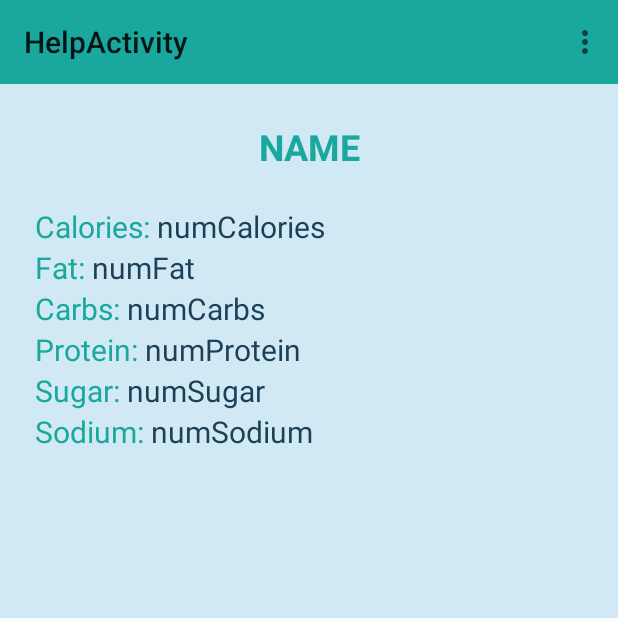
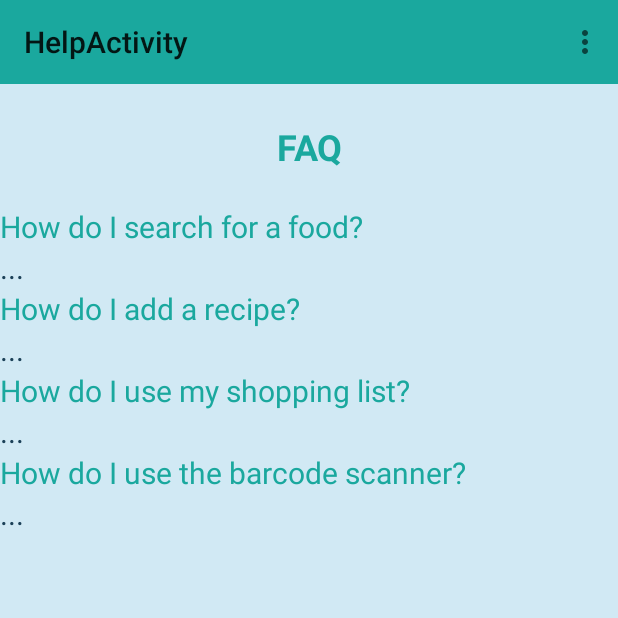
Before and after one commit to codegamc/NutrientBuddy, an Android app: the HelpActivity screen opened directly, with no data from a screen before it, on a phone screen of 412 x 824 dp, the top half of it. Run offline under Robolectric (Android 15) with nearby library versions, the phone set to English and light mode, and no system bars.

Commit message:
Added UI components to Help Activity

```diff
--- a/app/src/main/res/layout/activity_help.xml
+++ b/app/src/main/res/layout/activity_help.xml
@@ -23,13 +23,13 @@
         android:orientation="vertical">
 
         <TextView
-            android:id="@+id/food_name"
+            android:id="@+id/title"
             android:layout_width="wrap_content"
             android:layout_height="wrap_content"
             android:layout_alignParentTop="true"
             android:layout_centerHorizontal="true"
             android:layout_marginTop="26dp"
-            android:text="NAME"
+            android:text="FAQ"
             android:textAlignment="center"
             android:textColor="#1aa89e"
             android:textSize="24sp"
@@ -39,127 +39,76 @@
             android:layout_width="wrap_content"
             android:layout_height="wrap_content"
             android:layout_alignParentStart="true"
-            android:layout_below="@+id/food_name"
-            android:layout_marginStart="23dp"
+            android:layout_below="@+id/title"
+
             android:layout_marginTop="23dp"
-            android:text="Calories: "
+            android:text="How do I search for a food?"
             android:textSize="20sp"
             android:textColor="#1aa89e"
-            android:id="@+id/calories" />
+            android:id="@+id/search_question" />
 
         <TextView
-            android:id="@+id/numCalories"
+            android:id="@+id/search_answer"
             android:layout_width="wrap_content"
             android:layout_height="wrap_content"
-            android:layout_alignTop="@+id/calories"
-            android:layout_toEndOf="@+id/calories"
-            android:text="numCalories"
+            android:layout_below="@+id/search_question"
+            android:text="..."
             android:textSize="20sp"
             android:textColor="#1b4057"/>
 
         <TextView
-            android:id="@+id/fat"
+            android:id="@+id/recipe_question"
             android:layout_width="wrap_content"
             android:layout_height="wrap_content"
-            android:layout_alignStart="@+id/calories"
-            android:layout_below="@+id/calories"
-            android:text="Fat: "
+            android:layout_below="@+id/search_answer"
+            android:text="How do I add a recipe?"
             android:textSize="20sp"
             android:textColor="#1aa89e"/>
 
         <TextView
-            android:id="@+id/numFat"
+            android:id="@+id/recipe_answer"
             android:layout_width="wrap_content"
             android:layout_height="wrap_content"
-            android:layout_below="@+id/calories"
-            android:layout_toEndOf="@+id/fat"
-            android:text="numFat"
+            android:layout_below="@+id/recipe_question"
+            android:text="..."
             android:textSize="20sp"
             android:textColor="#1b4057"/>
 
         <TextView
-            android:id="@+id/carbs"
+            android:id="@+id/shopping_question"
             android:layout_width="wrap_content"
             android:layout_height="wrap_content"
-            android:layout_alignStart="@+id/fat"
-            android:layout_below="@+id/fat"
-            android:text="Carbs: "
+            android:layout_below="@+id/recipe_answer"
+            android:text="How do I use my shopping list?"
             android:textSize="20sp"
             android:textColor="#1aa89e"/>
 
         <TextView
-            android:id="@+id/numCarbs"
+            android:id="@+id/shopping_answer"
             android:layout_width="wrap_content"
             android:layout_height="wrap_content"
-            android:layout_alignBaseline="@+id/carbs"
-            android:layout_alignBottom="@+id/carbs"
-            android:layout_toEndOf="@+id/carbs"
-            android:text="numCarbs"
+            android:layout_below="@+id/shopping_question"
+            android:text="..."
             android:textSize="20sp"
             android:textColor="#1b4057"/>
 
         <TextView
-            android:id="@+id/protein"
+            android:id="@+id/barcode_question"
             android:layout_width="wrap_content"
             android:layout_height="wrap_content"
-            android:layout_alignStart="@+id/carbs"
-            android:layout_below="@+id/carbs"
-            android:text="Protein: "
+            android:layout_below="@+id/shopping_answer"
+            android:text="How do I use the barcode scanner?"
             android:textSize="20sp"
             android:textColor="#1aa89e"/>
 
         <TextView
-            android:id="@+id/numProtein"
+            android:id="@+id/barcode_answer"
             android:layout_width="wrap_content"
             android:layout_height="wrap_content"
-            android:layout_alignBaseline="@+id/protein"
-            android:layout_alignBottom="@+id/protein"
-            android:layout_toEndOf="@+id/protein"
-            android:text="numProtein"
+            android:layout_below="@+id/barcode_question"
+            android:text="..."
             android:textSize="20sp"
             android:textColor="#1b4057"/>
-
-        <TextView
-            android:id="@+id/sugar"
-            android:layout_width="wrap_content"
-            android:layout_height="wrap_content"
-            android:layout_alignStart="@+id/protein"
-            android:layout_below="@+id/protein"
-            android:text="Sugar: "
-            android:textSize="20sp"
-            android:textColor="#1aa89e"/>
-
-        <TextView
-            android:id="@+id/numSugar"
-            android:layout_width="wrap_content"
-            android:layout_height="wrap_content"
-            android:layout_alignBaseline="@+id/sugar"
-            android:layout_alignBottom="@+id/sugar"
-            android:layout_toEndOf="@+id/sugar"
-            android:text="numSugar"
-            android:textSize="20sp"
-            android:textColor="#1b4057"/>
-
-        <TextView
-            android:id="@+id/sodium"
-            android:layout_width="wrap_content"
-            android:layout_height="wrap_content"
-            android:layout_alignStart="@+id/sugar"
-            android:layout_below="@+id/sugar"
-            android:text="Sodium: "
-            android:textColor="#1aa89e"
-            android:textSize="20sp" />
-
-        <TextView
-            android:id="@+id/numSodium"
-            android:layout_width="wrap_content"
-            android:layout_height="wrap_content"
-            android:layout_alignBaseline="@+id/sodium"
-            android:layout_alignBottom="@+id/sodium"
-            android:layout_toEndOf="@+id/sodium"
-            android:text="numSodium"
-            android:textColor="#1b4057"
-            android:textSize="20sp" />
 
     </RelativeLayout>
 
```
